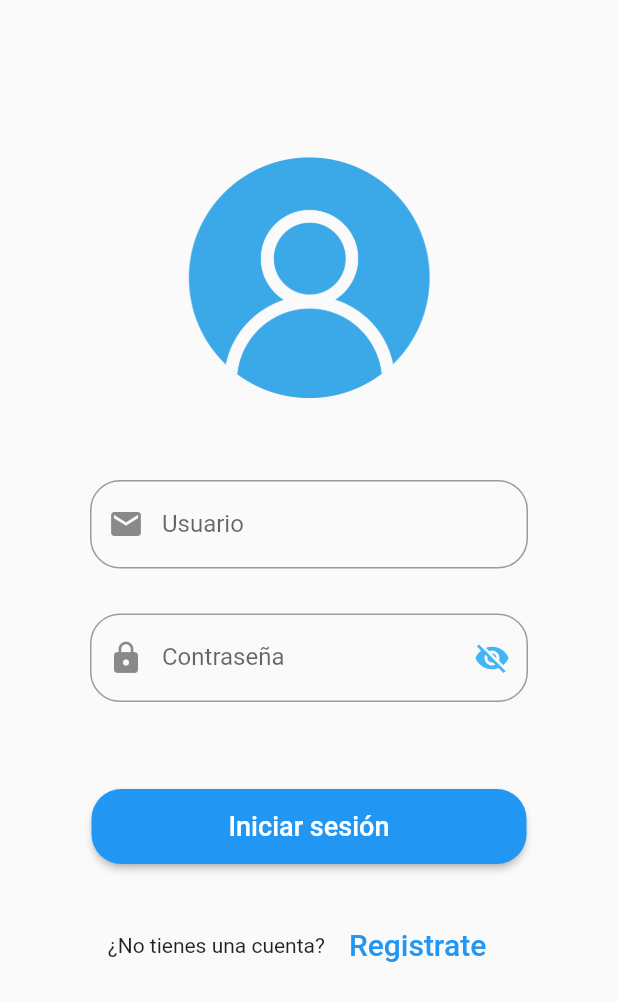
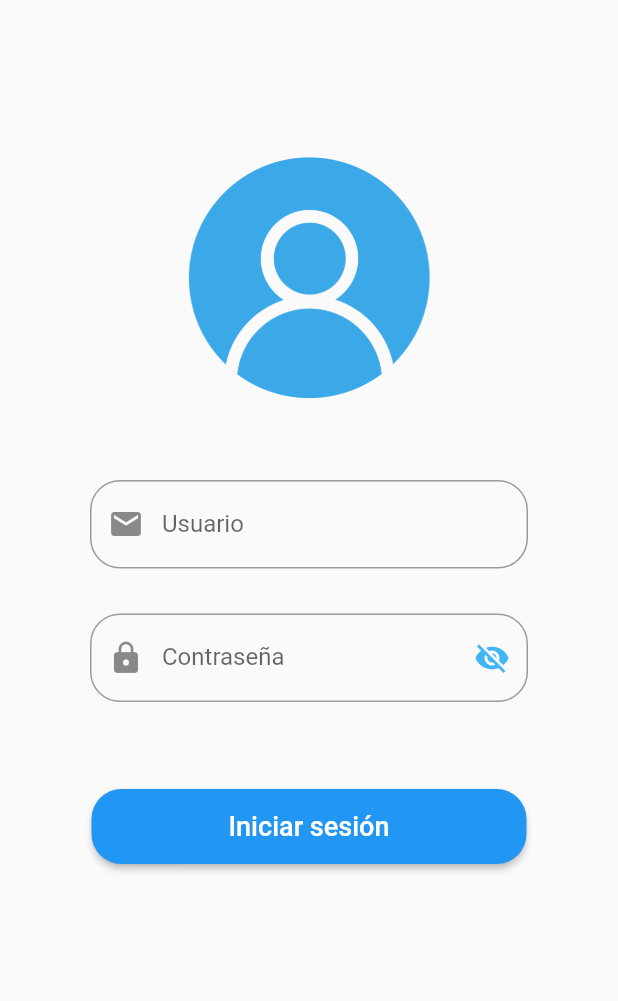
Before and after one commit to hugoruiz00/pet_care_movil, a Flutter app: the screen it shows after launch, on a phone screen of 412 x 824 dp. Shown: the top 1001 px of the screen. Run offline on Flutter 3.47's test engine with Material 2 defaults, Android fonts, the phone set to English and light mode, and no system bars; our stand-ins replace fluttertoast; missing offline and left inert: dart:ffi; Roboto replaces fonts that are missing (Quicksand).

Commit message:
remove unused component

```diff
--- a/lib/src/pages/login.dart
+++ b/lib/src/pages/login.dart
@@ -175,24 +175,6 @@ class _State extends State<LoginPage> {
                     });
               },
             )),
-        Container(
-            padding: EdgeInsets.all(30),
-            child: Row(
-              children: <Widget>[
-                Text('¿No tienes una cuenta?', style: TextStyle(fontSize: 14)),
-                FlatButton(
-                  textColor: Colors.blue,
-                  child: Text(
-                    'Registrate',
-                    style: TextStyle(fontSize: 20),
-                  ),
-                  onPressed: () {
-                    print("Regístrate");
-                  },
-                )
-              ],
-              mainAxisAlignment: MainAxisAlignment.center,
-            ))
       ],
     )));
   }
```
